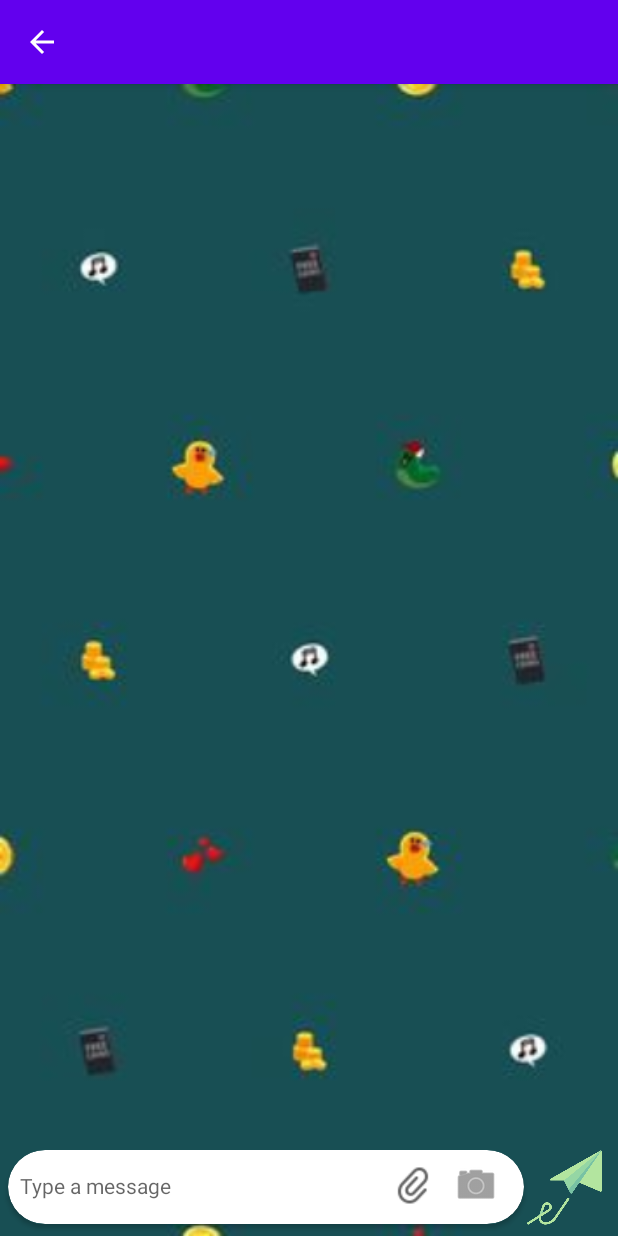
After one commit to rishav0511/MSClone, an Android app: the ChatActivity screen opened directly, with no data from a screen before it, on a phone screen of 412 x 824 dp. The commit adds this screen. Run offline under Robolectric (Android 15) with nearby library versions, the phone set to English and light mode, and no system bars.

Commit message:
ChatActivity enabled

```diff
--- a/app/src/main/AndroidManifest.xml
+++ b/app/src/main/AndroidManifest.xml
@@ -9,7 +9,8 @@
         android:roundIcon="@mipmap/ic_launcher_round"
         android:supportsRtl="true"
         android:theme="@style/Theme.MSClone">
-        <activity android:name=".Profilepic"></activity>
+        <activity android:name=".ChatActivity"></activity>
+        <activity android:name=".Profilepic" />
         <activity android:name=".Dashboard" />
         <activity
             android:name=".Signup"
--- /dev/null
+++ b/app/src/main/java/com/example/msclone/ChatActivity.java
@@ -0,0 +1,31 @@
+package com.example.msclone;
+
+import androidx.appcompat.app.AppCompatActivity;
+
+import android.os.Bundle;
+
+import com.example.msclone.databinding.ActivityChatBinding;
+
+public class ChatActivity extends AppCompatActivity {
+
+    private ActivityChatBinding binding;
+
+    @Override
+    protected void onCreate(Bundle savedInstanceState) {
+        super.onCreate(savedInstanceState);
+        binding = ActivityChatBinding.inflate(getLayoutInflater());
+        setContentView(binding.getRoot());
+
+        String name = getIntent().getStringExtra("name");
+        String uid = getIntent().getStringExtra("uid");
+
+        getSupportActionBar().setTitle(name);
+        getSupportActionBar().setDisplayHomeAsUpEnabled(true);
+    }
+
+    @Override
+    public boolean onSupportNavigateUp() {
+        finish();
+        return super.onSupportNavigateUp();
+    }
+}
--- a/app/src/main/java/com/example/msclone/UsersAdapter.java
+++ b/app/src/main/java/com/example/msclone/UsersAdapter.java
@@ -1,6 +1,7 @@
 package com.example.msclone;
 
 import android.content.Context;
+import android.content.Intent;
 import android.view.LayoutInflater;
 import android.view.View;
 import android.view.ViewGroup;
@@ -36,6 +37,15 @@ public class UsersAdapter extends RecyclerView.Adapter<UsersAdapter.UsersViewHol
         Glide.with(mContext).load(user.getProfileImage())
                 .placeholder(R.drawable.avatar)
                 .into(holder.binding.profile);
+        holder.itemView.setOnClickListener(new View.OnClickListener() {
+            @Override
+            public void onClick(View v) {
+                Intent intent = new Intent(mContext,ChatActivity.class);
+                intent.putExtra("name",user.getName());
+                intent.putExtra("uid",user.getUid());
+                mContext.startActivity(intent);
+            }
+        });
     }
 
     @Override
--- /dev/null
+++ b/app/src/main/res/layout/activity_chat.xml
@@ -0,0 +1,80 @@
+<?xml version="1.0" encoding="utf-8"?>
+<androidx.constraintlayout.widget.ConstraintLayout xmlns:android="http://schemas.android.com/apk/res/android"
+    xmlns:app="http://schemas.android.com/apk/res-auto"
+    xmlns:tools="http://schemas.android.com/tools"
+    android:layout_width="match_parent"
+    android:layout_height="match_parent"
+    android:background="@drawable/chat_background"
+    tools:context=".ChatActivity">
+
+    <androidx.cardview.widget.CardView
+        android:id="@+id/cardView"
+        android:layout_width="344dp"
+        android:layout_height="49dp"
+        android:layout_marginStart="5dp"
+        android:layout_marginBottom="8dp"
+        app:cardCornerRadius="30dp"
+        app:layout_constraintBottom_toBottomOf="parent"
+        app:layout_constraintStart_toStartOf="parent">
+
+        <LinearLayout
+            android:layout_width="340dp"
+            android:layout_height="47dp"
+            android:gravity="center"
+            android:orientation="horizontal">
+
+            <EditText
+                android:id="@+id/messageBox"
+                android:layout_width="wrap_content"
+                android:layout_height="wrap_content"
+                android:layout_weight="1"
+                android:background="@android:color/transparent"
+                android:ems="10"
+                android:hint="Type a message"
+                android:inputType="textPersonName"
+                android:padding="8dp"
+                android:textSize="14sp" />
+
+            <ImageView
+                android:id="@+id/attachement"
+                android:layout_width="wrap_content"
+                android:layout_height="wrap_content"
+                android:layout_marginRight="12dp"
+                android:layout_weight="0"
+                app:srcCompat="@drawable/attachement"
+                app:tint="#616161" />
+
+            <ImageView
+                android:id="@+id/camera"
+                android:layout_width="wrap_content"
+                android:layout_height="wrap_content"
+                android:layout_marginRight="12dp"
+                android:layout_weight="0"
+                app:srcCompat="@android:drawable/ic_menu_camera"
+                app:tint="#616161" />
+        </LinearLayout>
+
+    </androidx.cardview.widget.CardView>
+
+    <ImageView
+        android:id="@+id/sendButton"
+        android:layout_width="51dp"
+        android:layout_height="50dp"
+        android:layout_marginRight="10dp"
+        app:layout_constraintBottom_toBottomOf="@+id/cardView"
+        app:layout_constraintEnd_toEndOf="parent"
+        app:layout_constraintHorizontal_bias="0.835"
+        app:layout_constraintStart_toEndOf="@+id/cardView"
+        app:layout_constraintTop_toTopOf="@+id/cardView"
+        app:srcCompat="@drawable/send_chat" />
+
+    <androidx.recyclerview.widget.RecyclerView
+        android:layout_width="0dp"
+        android:layout_height="0dp"
+        app:layout_constraintBottom_toTopOf="@+id/cardView"
+        app:layout_constraintEnd_toEndOf="parent"
+        app:layout_constraintStart_toStartOf="parent"
+        app:layout_constraintTop_toTopOf="parent" />
+
+
+</androidx.constraintlayout.widget.ConstraintLayout>
```
Also changed, not shown: app/src/main/res/drawable/attachement.png (added), app/src/main/res/drawable/chat_background.jpg (added), app/src/main/res/drawable/send_chat.png (added).
